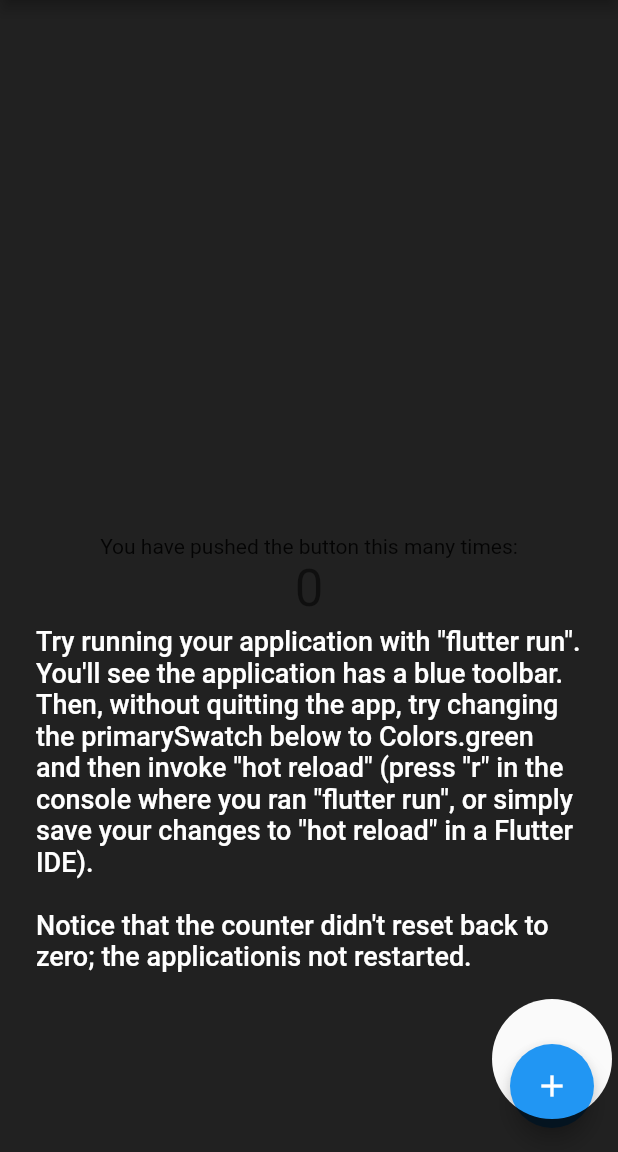
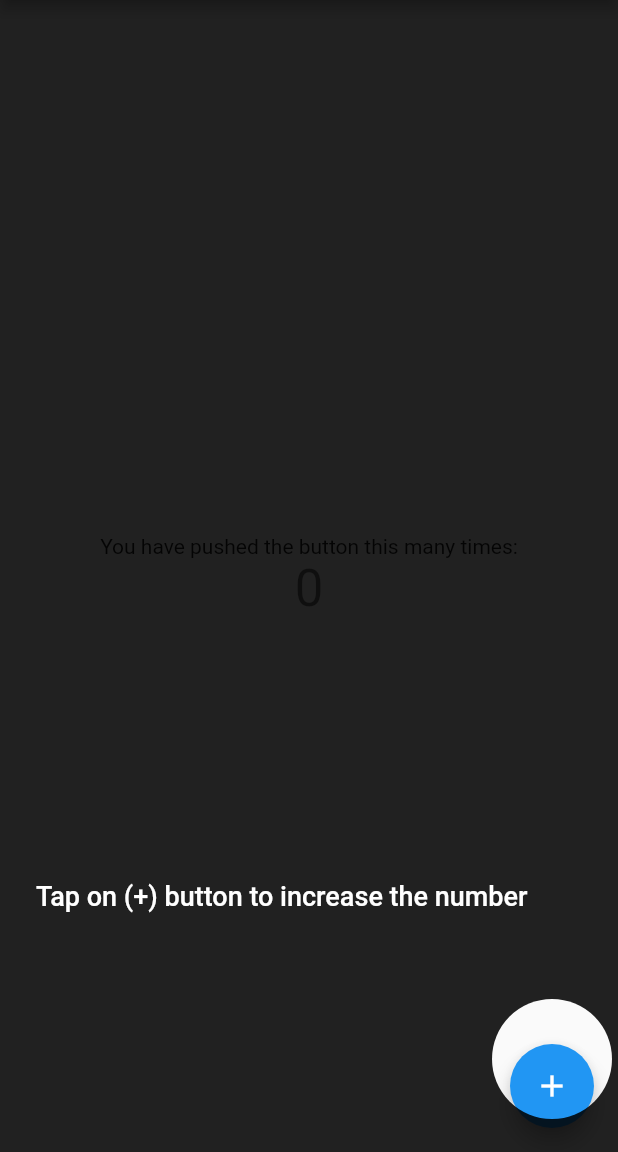
Before and after one commit to alex-melnyk/flutter_user_guidance, a Flutter app: the screen it shows after launch, on a phone screen of 412 x 824 dp, the part 84-1236 px from its top. Run offline on Flutter 3.47's test engine with Material 2 defaults, Android fonts, the phone set to English and light mode, and no system bars.

```diff
--- a/lib/pages/home.dart
+++ b/lib/pages/home.dart
@@ -3,7 +3,7 @@ import 'package:flutter/material.dart';
 class HomePage extends StatefulWidget {
   const HomePage({
     Key key,
-    this.duration = const Duration(milliseconds: 5000),
+    this.duration = const Duration(milliseconds: 2500),
   }) : super(key: key);
 
   final Duration duration;
@@ -14,14 +14,7 @@ class HomePage extends StatefulWidget {
 
 class _HomePageState extends State<HomePage>
     with SingleTickerProviderStateMixin {
-  final _textTyping =
-      'Try running your application with "flutter run". You\'ll see the '
-      'application has a blue toolbar. Then, without quitting the app, try '
-      'changing the primarySwatch below to Colors.green and then invoke '
-      '"hot reload" (press "r" in the console where you ran "flutter run", '
-      'or simply save your changes to "hot reload" in a Flutter IDE).\n\n'
-      'Notice that the counter didn\'t reset back to zero; the application'
-      'is not restarted.';
+  final _textTyping = 'Tap on (+) button to increase the number';
 
   AnimationController _animationController;
   Animation _animation;
@@ -44,6 +37,8 @@ class _HomePageState extends State<HomePage>
 
   @override
   Widget build(BuildContext context) {
+    final theme = Theme.of(context);
+
     return Stack(
       children: [
         Scaffold(
@@ -59,7 +54,7 @@ class _HomePageState extends State<HomePage>
                 ),
                 Text(
                   '$_counter',
-                  style: Theme.of(context).textTheme.headline4,
+                  style: theme.textTheme.headline4,
                 ),
               ],
             ),
@@ -98,9 +93,10 @@ class _HomePageState extends State<HomePage>
                       shape: BoxShape.circle,
                     ),
                   ),
-                  )
+                ),
               ],
-              )),
+            ),
+          ),
         ),
         Material(
           color: Colors.transparent,
@@ -108,7 +104,7 @@ class _HomePageState extends State<HomePage>
             alignment: Alignment.bottomCenter,
             child: Container(
               margin: EdgeInsets.only(
-                bottom: 120,
+                bottom: 160,
               ),
               padding: EdgeInsets.symmetric(
                 horizontal: 24.0,
@@ -128,7 +124,8 @@ class _HomePageState extends State<HomePage>
                     style: TextStyle(
                       fontWeight: FontWeight.w500,
                       fontSize: 18,
-                        color: Colors.white),
+                      color: Colors.white,
+                    ),
                   );
                 },
               ),
```
Also changed, not shown: PREVIEW.png (added), 1 other file. Lines whose indentation alone changed are shown as unchanged.
